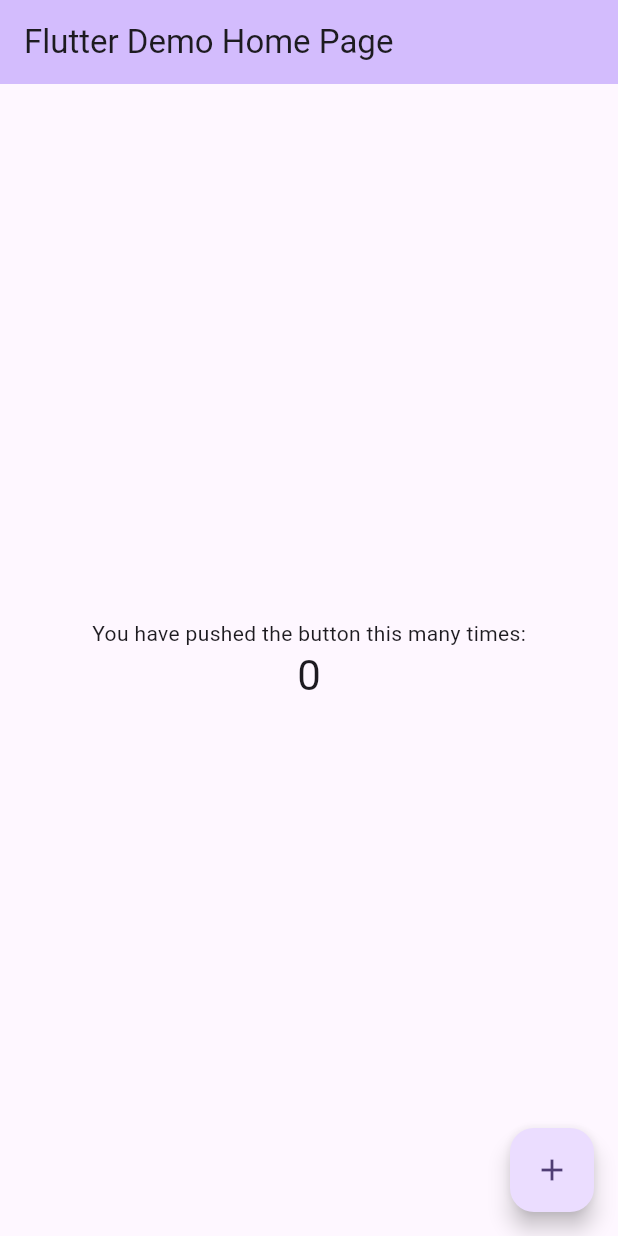
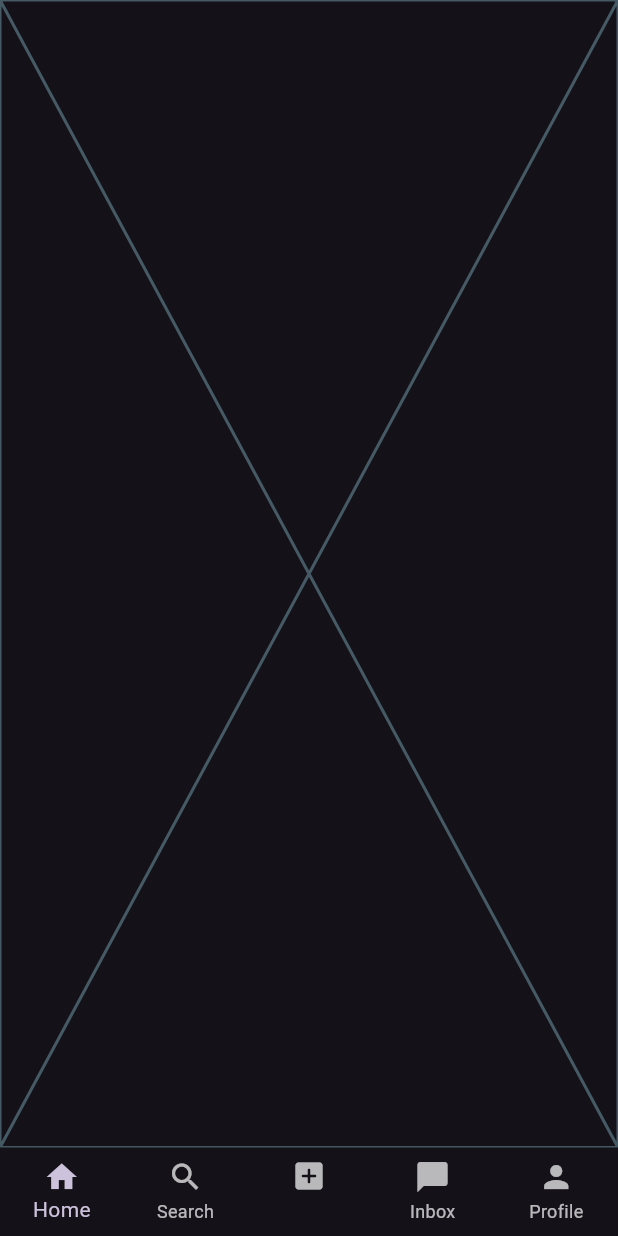
Before and after one commit to Abdul-Hadi-Jalil/minimalist-tiktok-ui-clone, a Flutter app: the screen it shows after launch, on a phone screen of 412 x 824 dp. Run offline on Flutter 3.47's test engine with Material 3 defaults, Android fonts, the phone set to English and light mode, and no system bars.

Commit message:
created basic structure of app and added the bottom nav bar

```diff
--- /dev/null
+++ b/lib/app.dart
@@ -0,0 +1,53 @@
+import 'package:flutter/material.dart';
+import 'package:minmalist_tiktok_ui_clone/screens/home_screen.dart';
+import 'package:minmalist_tiktok_ui_clone/screens/inbox_screen.dart';
+import 'package:minmalist_tiktok_ui_clone/screens/plus_screen.dart';
+import 'package:minmalist_tiktok_ui_clone/screens/profile_screen.dart';
+import 'package:minmalist_tiktok_ui_clone/screens/search_screen.dart';
+
+class App extends StatefulWidget {
+  const App({super.key});
+
+  @override
+  State<App> createState() => _AppState();
+}
+
+class _AppState extends State<App> {
+  int _selectedIndex = 0;
+
+  final List<Widget> screens = [
+    HomeScreen(),
+    SearchScreen(),
+    PlusScreen(),
+    InboxScreen(),
+    ProfileScreen(),
+  ];
+
+  void navigateBottomNavBar(int index) {
+    setState(() {
+      _selectedIndex = index;
+    });
+  }
+
+  @override
+  Widget build(BuildContext context) {
+    return Scaffold(
+      body: screens[_selectedIndex],
+      bottomNavigationBar: BottomNavigationBar(
+        type: BottomNavigationBarType.fixed,
+        currentIndex: _selectedIndex,
+        onTap: navigateBottomNavBar,
+        items: [
+          BottomNavigationBarItem(icon: Icon(Icons.home), label: "Home"),
+          BottomNavigationBarItem(icon: Icon(Icons.search), label: "Search"),
+          BottomNavigationBarItem(icon: Icon(Icons.add_box_rounded), label: ""),
+          BottomNavigationBarItem(
+            icon: Icon(Icons.chat_bubble_rounded),
+            label: "Inbox",
+          ),
+          BottomNavigationBarItem(icon: Icon(Icons.person), label: "Profile"),
+        ],
+      ),
+    );
+  }
+}
--- a/lib/main.dart
+++ b/lib/main.dart
@@ -1,4 +1,5 @@
 import 'package:flutter/material.dart';
+import 'package:minmalist_tiktok_ui_clone/app.dart';
 
 void main() {
   runApp(const MyApp());
@@ -11,112 +12,10 @@ class MyApp extends StatelessWidget {
   @override
   Widget build(BuildContext context) {
     return MaterialApp(
-      title: 'Flutter Demo',
-      theme: ThemeData(
-        // This is the theme of your application.
-        //
-        // TRY THIS: Try running your application with "flutter run". You'll see
-        // the application has a purple toolbar. Then, without quitting the app,
-        // try changing the seedColor in the colorScheme below to Colors.green
-        // and then invoke "hot reload" (save your changes or press the "hot
-        // reload" button in a Flutter-supported IDE, or press "r" if you used
-        // the command line to start the app).
-        //
-        // Notice that the counter didn't reset back to zero; the application
-        // state is not lost during the reload. To reset the state, use hot
-        // restart instead.
-        //
-        // This works for code too, not just values: Most code changes can be
-        // tested with just a hot reload.
-        colorScheme: .fromSeed(seedColor: Colors.deepPurple),
-      ),
-      home: const MyHomePage(title: 'Flutter Demo Home Page'),
+      debugShowCheckedModeBanner: false,
+      title: 'Minimalist TikTok UI',
+      theme: ThemeData(brightness: Brightness.dark),
+      home: const App(),
     );
   }
 }
-
-class MyHomePage extends StatefulWidget {
-  const MyHomePage({super.key, required this.title});
-
-  // This widget is the home page of your application. It is stateful, meaning
-  // that it has a State object (defined below) that contains fields that affect
-  // how it looks.
-
-  // This class is the configuration for the state. It holds the values (in this
-  // case the title) provided by the parent (in this case the App widget) and
-  // used by the build method of the State. Fields in a Widget subclass are
-  // always marked "final".
-
-  final String title;
-
-  @override
-  State<MyHomePage> createState() => _MyHomePageState();
-}
-
-class _MyHomePageState extends State<MyHomePage> {
-  int _counter = 0;
-
-  void _incrementCounter() {
-    setState(() {
-      // This call to setState tells the Flutter framework that something has
-      // changed in this State, which causes it to rerun the build method below
-      // so that the display can reflect the updated values. If we changed
-      // _counter without calling setState(), then the build method would not be
-      // called again, and so nothing would appear to happen.
-      _counter++;
-    });
-  }
-
-  @override
-  Widget build(BuildContext context) {
-    // This method is rerun every time setState is called, for instance as done
-    // by the _incrementCounter method above.
-    //
-    // The Flutter framework has been optimized to make rerunning build methods
-    // fast, so that you can just rebuild anything that needs updating rather
-    // than having to individually change instances of widgets.
-    return Scaffold(
-      appBar: AppBar(
-        // TRY THIS: Try changing the color here to a specific color (to
-        // Colors.amber, perhaps?) and trigger a hot reload to see the AppBar
-        // change color while the other colors stay the same.
-        backgroundColor: Theme.of(context).colorScheme.inversePrimary,
-        // Here we take the value from the MyHomePage object that was created by
-        // the App.build method, and use it to set our appbar title.
-        title: Text(widget.title),
-      ),
-      body: Center(
-        // Center is a layout widget. It takes a single child and positions it
-        // in the middle of the parent.
-        child: Column(
-          // Column is also a layout widget. It takes a list of children and
-          // arranges them vertically. By default, it sizes itself to fit its
-          // children horizontally, and tries to be as tall as its parent.
-          //
-          // Column has various properties to control how it sizes itself and
-          // how it positions its children. Here we use mainAxisAlignment to
-          // center the children vertically; the main axis here is the vertical
-          // axis because Columns are vertical (the cross axis would be
-          // horizontal).
-          //
-          // TRY THIS: Invoke "debug painting" (choose the "Toggle Debug Paint"
-          // action in the IDE, or press "p" in the console), to see the
-          // wireframe for each widget.
-          mainAxisAlignment: .center,
-          children: [
-            const Text('You have pushed the button this many times:'),
-            Text(
-              '$_counter',
-              style: Theme.of(context).textTheme.headlineMedium,
-            ),
-          ],
-        ),
-      ),
-      floatingActionButton: FloatingActionButton(
-        onPressed: _incrementCounter,
-        tooltip: 'Increment',
-        child: const Icon(Icons.add),
-      ),
-    );
-  }
-}
--- /dev/null
+++ b/lib/screens/home_screen.dart
@@ -0,0 +1,10 @@
+import 'package:flutter/material.dart';
+
+class HomeScreen extends StatelessWidget {
+  const HomeScreen({super.key});
+
+  @override
+  Widget build(BuildContext context) {
+    return const Placeholder();
+  }
+}
```
Also changed, not shown: lib/screens/inbox_screen.dart (added, +10 -0 lines), lib/screens/plus_screen.dart (added, +10 -0 lines), lib/screens/profile_screen.dart (added, +10 -0 lines), lib/screens/search_screen.dart (added, +10 -0 lines).
